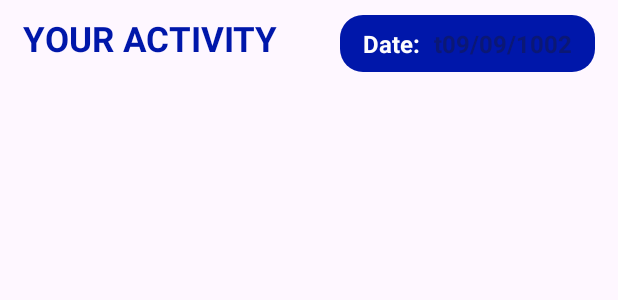
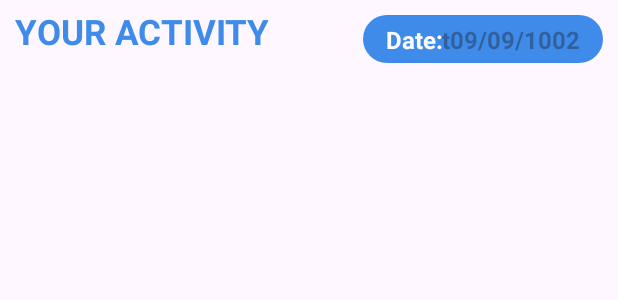
Before and after one commit to c14210115/appSporty, an Android app: the layout fragment_home.xml on its own in the app's theme, with its tools: preview values and no code run, on a phone screen of 412 x 824 dp. Shown: the top 300 px of the screen. Run offline under Robolectric (Android 15) with nearby library versions, the phone set to English and light mode, and no system bars; Roboto replaces fonts that are not available here.

```diff
--- a/app/src/main/java/com/petra/appsporty/CoachListAdapter.kt
+++ b/app/src/main/java/com/petra/appsporty/CoachListAdapter.kt
@@ -49,7 +49,7 @@ class CoachListAdapter (
             coach.photo, "drawable", context.packageName
         )
         holder.imgCoachImage.setImageResource(imageRes)
-        holder.imgCoachImage.scaleType
+
         holder.bind(coach)
 
 
--- a/app/src/main/res/drawable/roundedcorner.xml
+++ b/app/src/main/res/drawable/roundedcorner.xml
@@ -4,5 +4,5 @@
 <shape xmlns:android="http://schemas.android.com/apk/res/android"
     android:shape="rectangle">
     <solid android:color="@android:color/white" /> <!-- Set the background color -->
-    <corners android:radius="15dp" /> <!-- Set the corner radius -->
+    <corners android:radius="18dp" /> <!-- Set the corner radius -->
 </shape>
--- a/app/src/main/res/layout/fragment_home.xml
+++ b/app/src/main/res/layout/fragment_home.xml
@@ -11,12 +11,12 @@
 
     <androidx.constraintlayout.widget.ConstraintLayout
         android:id="@+id/constraintLayout"
-        android:layout_width="170dp"
-        android:layout_height="38dp"
+        android:layout_width="160dp"
+        android:layout_height="32dp"
         android:layout_marginTop="10dp"
-        android:layout_marginEnd="15dp"
+        android:layout_marginEnd="10dp"
         android:background="@drawable/roundedcorner"
-        android:backgroundTint="#0017AA"
+        android:backgroundTint="#3E8BEA"
         android:orientation="horizontal"
         app:layout_constraintEnd_toEndOf="parent"
         app:layout_constraintTop_toTopOf="parent">
@@ -51,14 +51,15 @@
         android:id="@+id/titleActivity"
         android:layout_width="wrap_content"
         android:layout_height="wrap_content"
-        android:layout_marginStart="15dp"
+        android:layout_marginStart="10dp"
+        android:layout_marginTop="5dp"
         android:fontFamily="@font/andika_new_basic_bold"
         android:text="YOUR ACTIVITY"
-        android:textColor="#0017AA"
+        android:textColor="#3E8BEA"
         android:textSize="23sp"
         android:textStyle="bold"
         app:layout_constraintStart_toStartOf="parent"
-        app:layout_constraintTop_toTopOf="@+id/constraintLayout" />
+        app:layout_constraintTop_toTopOf="parent" />
 
     <androidx.recyclerview.widget.RecyclerView
         android:id="@+id/rvActivity"
```
Also changed, not shown: app/src/main/res/layout/item_coach.xml (+7 -7 lines).
